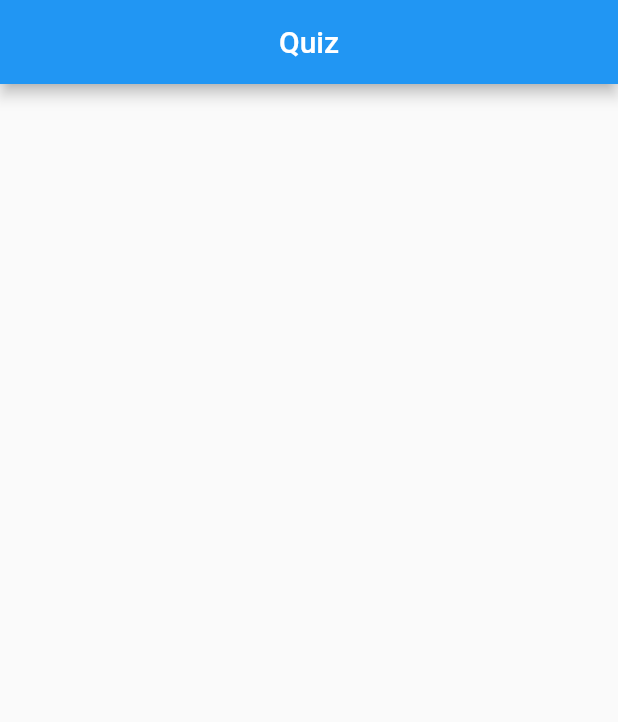
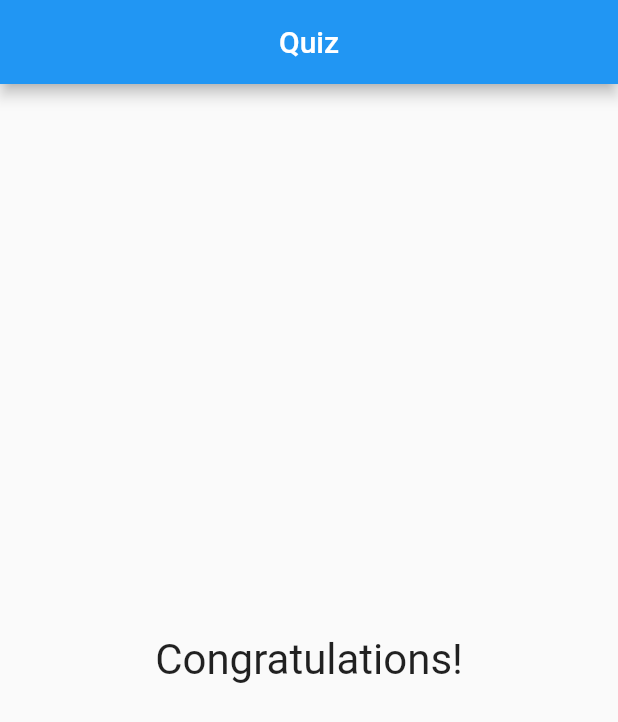
Before and after one commit to samueljml/quiz, a Flutter app: the screen it shows after launch, after a tap on "Black", after a tap on "Elefant", on a phone screen of 412 x 824 dp. Shown: the top 722 px of the screen. Run offline on Flutter 3.47's test engine with Material 2 defaults, Android fonts, the phone set to English and light mode, and no system bars.

Commit message:
Add widget on final

```diff
--- a/lib/main.dart
+++ b/lib/main.dart
@@ -51,7 +51,12 @@ class QuizAppState extends State<QuizApp> {
                   ...answers.map((t) => Answer(t, _answer)).toList()
                 ],
               )
-            : null,
+            : const Center(
+                child: Text(
+                  "Congratulations!",
+                  style: TextStyle(fontSize: 28),
+                ),
+              ),
       ),
     );
   }
```
